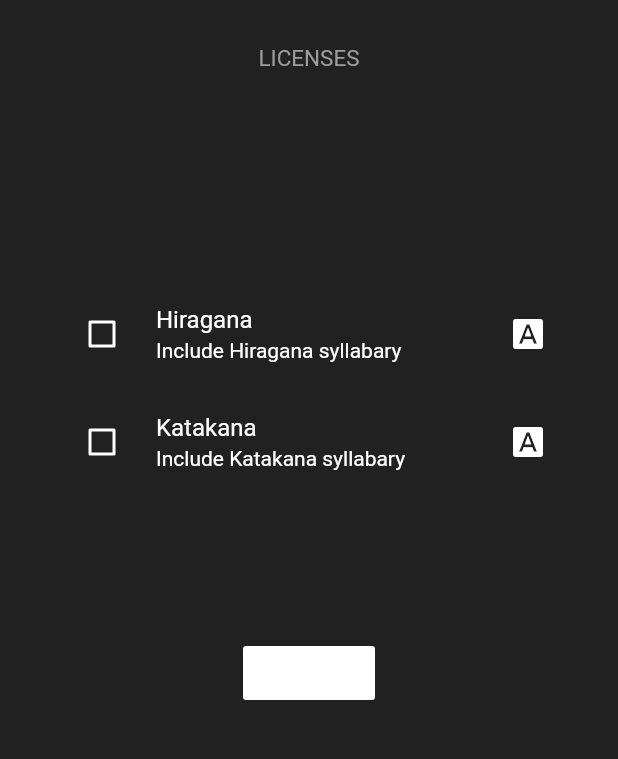
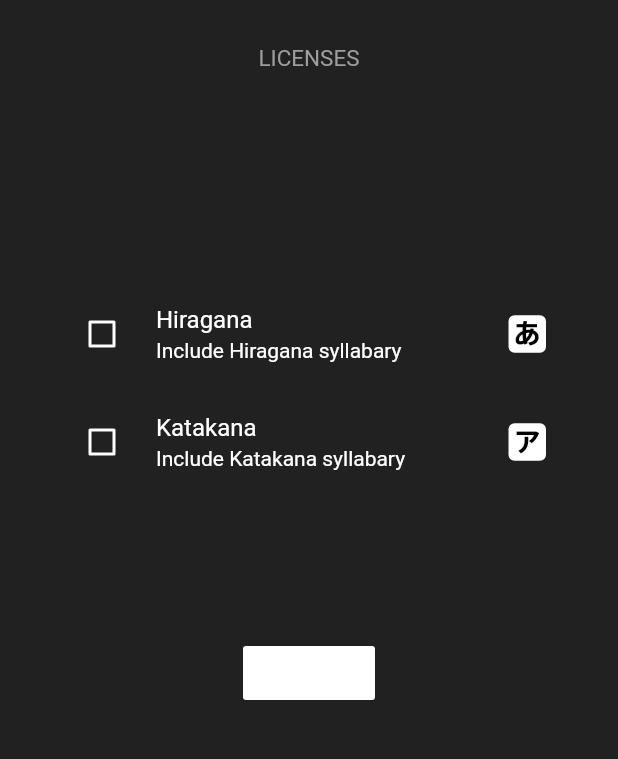
Before and after one commit to aeri/Nihonoari-App, a Flutter app: the screen it shows after launch, on a phone screen of 412 x 824 dp, the part 338-1097 px from its top. Run offline on Flutter 3.47's test engine with Material 2 defaults, Android fonts, the light colour scheme and no system bars; our stand-ins replace font_awesome_flutter, shared_preferences; missing offline and left inert: kana.

Commit message:
add: full app translation
- Automated translation for cyrillic alphabet based languages
- Translated app name

```diff
--- a/i18n/be.json
+++ b/i18n/be.json
@@ -1,5 +1,7 @@
 {
   "main_licenses": "ЛІЦЭНЗІІ",
+  "main_hset": "Набор Хіраганы",
+  "main_kset": "Набор Катакана",
   "main_hiragana": "Уключыць склады Хіраганы",
   "main_katakana": "Уключыць склады Катаканы",
   "main_select": "Выбраць...",
@@ -10,5 +12,7 @@
   "quiz_failed": "Няправільна",
   "quiz_rate": "Адсотак поспеху",
   "quiz_enter": "Увядзіце рамаджы",
-  "quiz_correct": "Правільны адказ"
+  "quiz_correct": "Правільны адказ",
+  "quiz_stoptit" : "Стоп-тэст",
+  "quiz_stopmes" : "Вярнуцца ў галоўнае меню?"
 }
--- a/i18n/fr.json
+++ b/i18n/fr.json
@@ -1,5 +1,7 @@
 {
   "main_licenses": "LICENCES",
+  "main_hset": "Hiragana set",
+  "main_kset": "Katakana set",
   "main_hiragana" : "Incorporer syllabaire Hiragana",
   "main_katakana" : "Incorporer syllabaire Katakana",
   "main_select": "Choisis",
@@ -10,5 +12,7 @@
   "quiz_failed": "Ratés",
   "quiz_rate": "Taux de succès",
   "quiz_enter": "Écris rōmaji",
-  "quiz_correct": "Réponse correcte"
+  "quiz_correct": "Réponse correcte",
+  "quiz_stoptit" : "Arrêter le test",
+  "quiz_stopmes" : "Retour au menu principal?"
 }
--- a/i18n/ru.json
+++ b/i18n/ru.json
@@ -1,5 +1,7 @@
 {
   "main_licenses": "ЛИЦЕНЗИИ",
+  "main_hset": "комплект Хираганы",
+  "main_kset": "катаканский набор",
   "main_hiragana" : "Включить слоги Хираганы",
   "main_katakana" : "Включить слоги Катаканы",
   "main_select": "Выберите что-то",
@@ -10,5 +12,7 @@
   "quiz_failed": "Провалено",
   "quiz_rate": "Процент успеха",
   "quiz_enter": "Введите ромадзи",
-  "quiz_correct": "Верный ответ"
+  "quiz_correct": "Верный ответ",
+  "quiz_stoptit" : "Стоп-тест",
+  "quiz_stopmes" : "Вернуться в главное меню?"
 }
--- a/i18n/uk.json
+++ b/i18n/uk.json
@@ -1,5 +1,7 @@
 {
   "main_licenses": "ЛІЦЕНЗІЇ",
+  "main_hset": "Набір Хірагана",
+  "main_kset": "набір Катакана",
   "main_hiragana" : "Включити склади Хіраґани",
   "main_katakana" : "Включити склади Катакани",
   "main_select": "Виберіть щось",
@@ -10,5 +12,7 @@
   "quiz_failed": "Помилкових",
   "quiz_rate": "Відсоток успіху",
   "quiz_enter": "Введіть ромадзі",
-  "quiz_correct": "Правильна відповідь"
+  "quiz_correct": "Правильна відповідь",
+  "quiz_stoptit" : "Зупинка тесту",
+  "quiz_stopmes" : "Повернутися в головне меню?"
 }
--- a/lib/main.dart
+++ b/lib/main.dart
@@ -78,7 +78,7 @@ class _hiraDialogState extends State<hiraDialog> {
   Widget build(BuildContext context) {
     return AlertDialog(
       title: Text(
-        'Hiragana set',
+        AppLocalizations.of(context).translate('main_hset'),
         style: TextStyle(
           color: Colors.white,
         ),
@@ -131,7 +131,7 @@ class _kataDialogState extends State<kataDialog> {
     return AlertDialog(
       backgroundColor: Colors.black,
       title: Text(
-        'Katakana set',
+        AppLocalizations.of(context).translate('main_kset'),
         style: TextStyle(
           color: Colors.white,
         ),
@@ -324,9 +324,27 @@ class _State extends State<MyApp> {
                           color: Colors.white,
                         ),
                       ),
-                      secondary: new Icon(
-                        Icons.font_download,
-                        color: Colors.white,
+                      secondary: new Container(
+                        decoration: new BoxDecoration(
+                          color: Colors.white,
+                          borderRadius: new BorderRadius.circular(4.0),
+                        ),
+                        padding: EdgeInsets.symmetric(vertical: 1, horizontal: 1),
+                        //padding: new EdgeInsets.all(4.0),
+                        height: 25.0,
+                        width: 25.0,
+                        child: Align(
+                          alignment: Alignment.center,
+                          child: new Text(
+                            "あ",
+                            style: new TextStyle(
+                              fontSize: 23.0,
+                              fontFamily: "AppleTPB",
+                              fontStyle: FontStyle.normal,
+                              color: Colors.black,
+                            ),
+                          ),
+                        ),
                       ),
                       activeColor: Colors.red,
                     ),
@@ -362,9 +380,27 @@ class _State extends State<MyApp> {
                           color: Colors.white,
                         ),
                       ),
-                      secondary: new Icon(
-                        Icons.font_download,
-                        color: Colors.white,
+                      secondary: new Container(
+                        decoration: new BoxDecoration(
+                          color: Colors.white,
+                          borderRadius: new BorderRadius.circular(4.0),
+                        ),
+                        padding: EdgeInsets.symmetric(vertical: 1, horizontal: 1),
+                        //padding: new EdgeInsets.all(4.0),
+                        height: 25.0,
+                        width: 25.0,
+                        child: Align(
+                          alignment: Alignment.center,
+                          child: new Text(
+                            "ア",
+                            style: new TextStyle(
+                              fontSize: 23.0,
+                              fontFamily: "AppleTPB",
+                              fontStyle: FontStyle.normal,
+                              color: Colors.black,
+                            ),
+                          ),
+                        ),
                       ),
                       activeColor: Colors.red,
                     ),
--- a/lib/party.dart
+++ b/lib/party.dart
@@ -144,11 +144,11 @@ class _Party extends State<Party> {
           context: context,
           builder: (context) => new AlertDialog(
             backgroundColor: Colors.black,
-            title: new Text("Stop quiz",
+            title: new Text(AppLocalizations.of(context).translate('quiz_stoptit'),
                 style: TextStyle(
                   color: Colors.white,
                 )),
-            content: new Text("Return to the main menu?",
+            content: new Text(AppLocalizations.of(context).translate('quiz_stopmes'),
                 style: TextStyle(
                   color: Colors.white,
                 )),
--- a/pubspec.yaml
+++ b/pubspec.yaml
@@ -42,6 +42,9 @@ flutter:
     - family: AppleTPT
       fonts:
       - asset: assets/apple-tp_text.ttf
+    - family: AppleTPB
+      fonts:
+        - asset: assets/apple-tp_bold.ttf
   assets:
     - assets/LICENSES.txt
     - i18n/es.json
```
Also changed, not shown: i18n/en.json (+6 -2 lines), i18n/es.json (+6 -2 lines), 8 other files.
